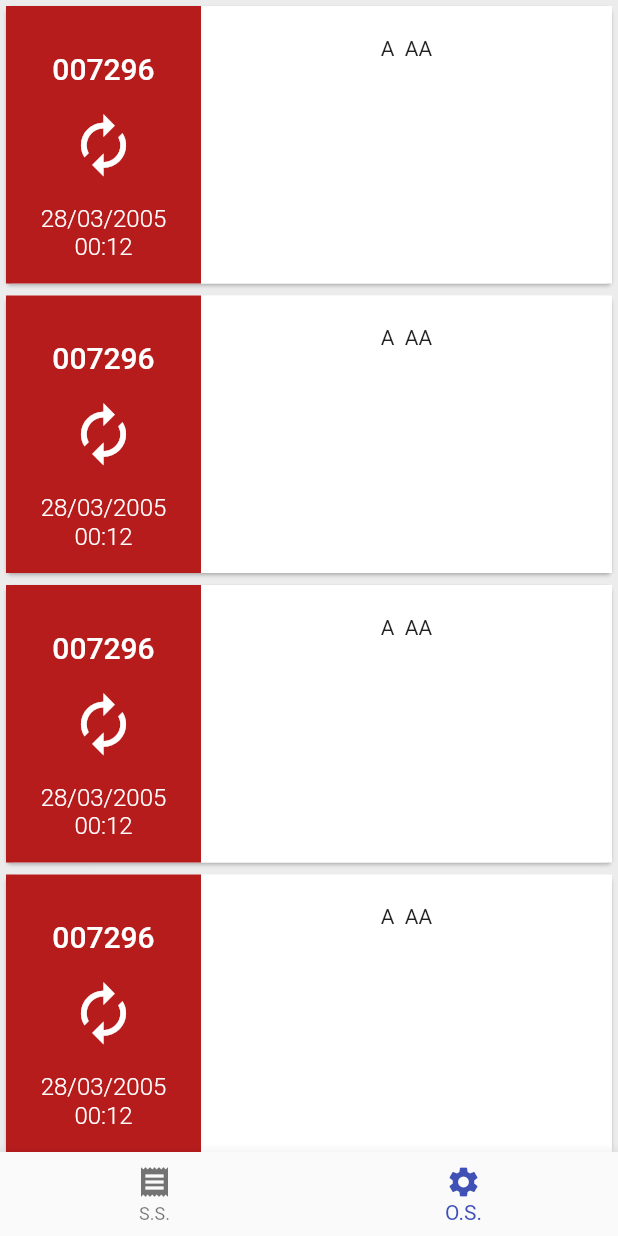
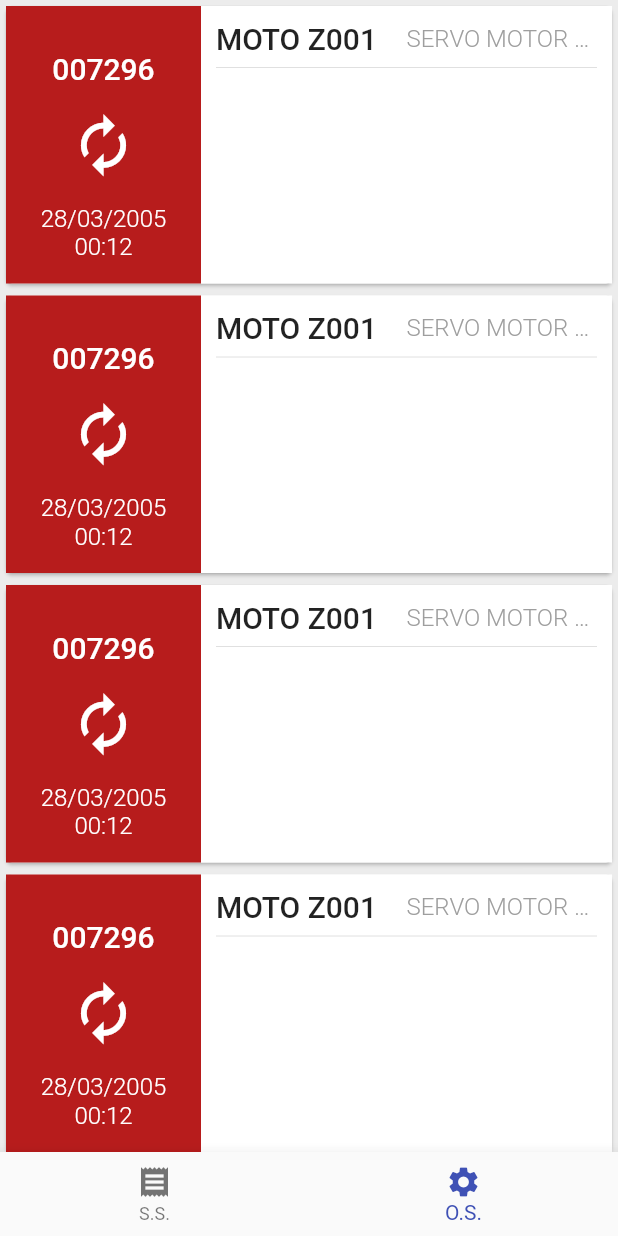
Before and after one commit to nginformatica/mnt-ng-flutter, a Flutter app: the MntHomeScreen screen opened by its route, on a phone screen of 412 x 824 dp. Run offline on Flutter 3.47's test engine with Material 2 defaults, Android fonts, the phone set to English and light mode, and no system bars; our stand-ins replace sqflite; accounts and stored records are empty; project files that could hold a hidden picture were left out.

Commit message:
Add the equipment infos on the top of the card

```diff
--- a/lib/ui/widgets/cards/service_order_card.dart
+++ b/lib/ui/widgets/cards/service_order_card.dart
@@ -24,17 +24,44 @@ class ServiceOrderCard extends StatelessWidget {
         ),
       );
 
-  Widget _buildCardDataSpace(
-          {@required List<Widget> children, @required Color color}) =>
-      Container(
-        color: color,
-        child: Padding(
-            padding: const EdgeInsets.all(20.0),
-            child: Column(
-              mainAxisSize: MainAxisSize.max,
-              children: children,
-            )),
-      );
+  Widget _buildCardTitles(BuildContext context) {
+    final equipment = {
+      'id': 'MOTO Z001'.toUpperCase(),
+      'name': 'Servo Motor Grande'.toUpperCase()
+    };
+    final theme = Theme.of(context);
+    final equipmentIdStyle = theme.textTheme.title;
+    final equipmentNameStyle = theme.textTheme.subhead
+        .copyWith(color: Colors.grey, fontWeight: FontWeight.w300);
+
+    return Flex(
+      direction: Axis.horizontal,
+      mainAxisAlignment: MainAxisAlignment.spaceBetween,
+      children: <Widget>[
+        Flexible(
+          child: Text(equipment['id'],
+              style: equipmentIdStyle,
+              maxLines: 1,
+              overflow: TextOverflow.ellipsis),
+        ),
+        Expanded(
+          child: Text(equipment['name'],
+              style: equipmentNameStyle,
+              maxLines: 1,
+              overflow: TextOverflow.ellipsis),
+        ),
+      ],
+    );
+  }
+
+  Widget _buildCardDataSpace(BuildContext context) => Container(
+      color: Colors.white,
+      child: Padding(
+        padding: const EdgeInsets.all(10.0),
+        child: Column(
+          children: <Widget>[_buildCardTitles(context), const Divider()],
+        ),
+      ));
 
   Widget _buildCardStatusView(BuildContext context) {
     final theme = Theme.of(context);
@@ -94,11 +121,6 @@ class ServiceOrderCard extends StatelessWidget {
           child: _buildCardStatusView(context),
           width: statusWidth,
         ),
-        Expanded(
-          child: _buildCardDataSpace(
-            children: <Widget>[const Text('A  AA')],
-            color: Colors.white,
-          ),
-        )
+        Expanded(child: _buildCardDataSpace(context))
       ]);
 }
```
